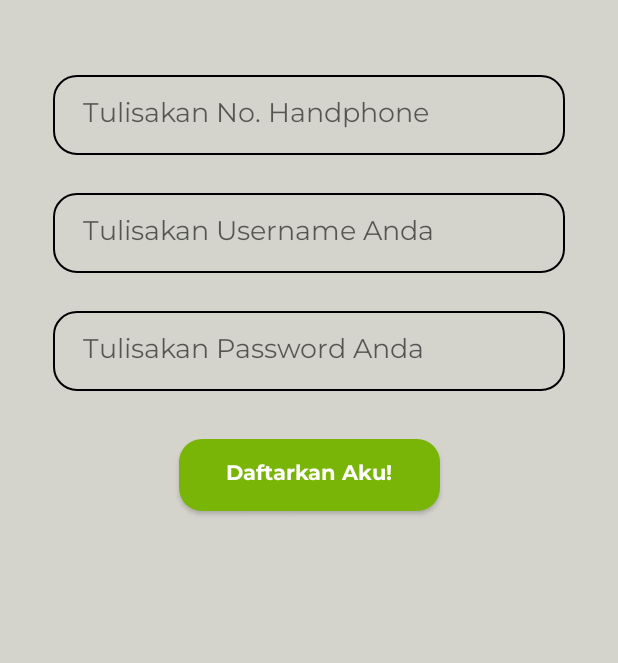
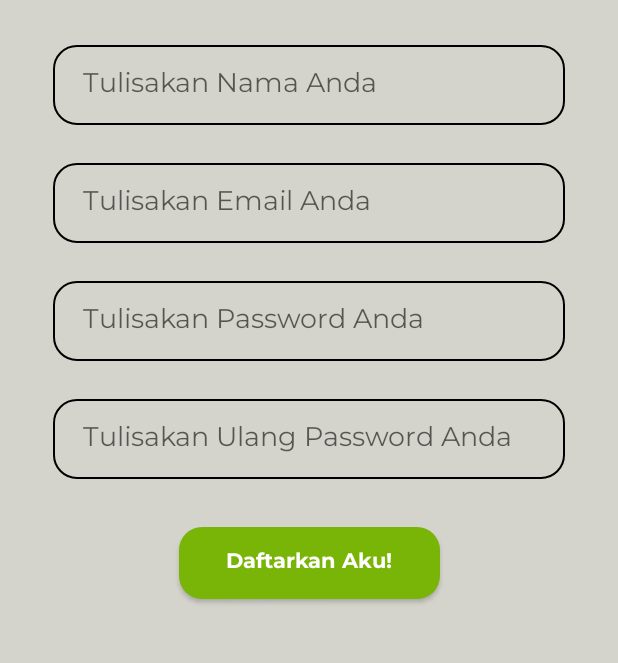
Before and after one commit to Nur-Ikhsan/BankSampah, an Android app: the SignUpActivity screen opened directly, with no data from a screen before it, on a phone screen of 412 x 824 dp, the part 443-1106 px from its top. Run offline under Robolectric (Android 15) with nearby library versions, the phone set to English and light mode, and no system bars.

Commit message:
SignUp With API

```diff
--- a/app/src/main/res/layout/activity_login.xml
+++ b/app/src/main/res/layout/activity_login.xml
@@ -19,7 +19,7 @@
         app:srcCompat="@mipmap/logo_2" />
 
     <EditText
-        android:id="@+id/usernameEdt"
+        android:id="@+id/emailEdt"
         android:layout_width="match_parent"
         android:layout_height="wrap_content"
         android:layout_marginStart="35dp"
@@ -27,7 +27,7 @@
         android:layout_marginEnd="35dp"
         android:background="@drawable/input"
         android:fontFamily="@font/montserrat"
-        android:hint="Tulisakan Username"
+        android:hint="Tulisakan Email"
         android:paddingHorizontal="20dp"
         android:paddingVertical="13dp"
         app:layout_constraintEnd_toEndOf="parent"
@@ -53,7 +53,7 @@
         app:layout_constraintEnd_toEndOf="parent"
         app:layout_constraintHorizontal_bias="0.0"
         app:layout_constraintStart_toStartOf="parent"
-        app:layout_constraintTop_toBottomOf="@+id/usernameEdt" />
+        app:layout_constraintTop_toBottomOf="@+id/emailEdt" />
 
     <androidx.appcompat.widget.AppCompatButton
         android:id="@+id/masukBtn"
--- a/app/src/main/res/layout/activity_sign_up.xml
+++ b/app/src/main/res/layout/activity_sign_up.xml
@@ -19,15 +19,15 @@
         app:srcCompat="@mipmap/logo_2" />
 
     <EditText
-        android:id="@+id/noHandphoneEdt"
+        android:id="@+id/nameEdt"
         android:layout_width="match_parent"
         android:layout_height="wrap_content"
         android:layout_marginStart="35dp"
-        android:layout_marginTop="50dp"
+        android:layout_marginTop="30dp"
         android:layout_marginEnd="35dp"
         android:background="@drawable/input"
         android:fontFamily="@font/montserrat"
-        android:hint="Tulisakan No. Handphone"
+        android:hint="Tulisakan Nama Anda"
         android:paddingHorizontal="20dp"
         android:paddingVertical="13dp"
         android:singleLine="true"
@@ -37,7 +37,7 @@
         app:layout_constraintTop_toBottomOf="@+id/imageView" />
 
     <EditText
-        android:id="@+id/namaEdt"
+        android:id="@+id/emailEdt"
         android:layout_width="match_parent"
         android:layout_height="wrap_content"
         android:layout_marginStart="35dp"
@@ -45,14 +45,15 @@
         android:layout_marginEnd="35dp"
         android:background="@drawable/input"
         android:fontFamily="@font/montserrat"
-        android:hint="Tulisakan Username Anda"
+        android:hint="Tulisakan Email Anda"
         android:paddingHorizontal="20dp"
         android:paddingVertical="13dp"
         android:singleLine="true"
+        android:inputType="textEmailAddress"
         app:layout_constraintEnd_toEndOf="parent"
         app:layout_constraintHorizontal_bias="0.0"
         app:layout_constraintStart_toStartOf="parent"
-        app:layout_constraintTop_toBottomOf="@+id/noHandphoneEdt" />
+        app:layout_constraintTop_toBottomOf="@+id/nameEdt" />
 
     <EditText
         android:id="@+id/passwordEdt"
@@ -67,10 +68,30 @@
         android:paddingHorizontal="20dp"
         android:paddingVertical="13dp"
         android:singleLine="true"
+        android:inputType="textPassword"
         app:layout_constraintEnd_toEndOf="parent"
         app:layout_constraintHorizontal_bias="0.0"
         app:layout_constraintStart_toStartOf="parent"
-        app:layout_constraintTop_toBottomOf="@+id/namaEdt" />
+        app:layout_constraintTop_toBottomOf="@+id/emailEdt" />
+
+    <EditText
+        android:id="@+id/rePasswordEdt"
+        android:layout_width="match_parent"
+        android:layout_height="wrap_content"
+        android:layout_marginStart="35dp"
+        android:layout_marginTop="25dp"
+        android:layout_marginEnd="35dp"
+        android:background="@drawable/input"
+        android:fontFamily="@font/montserrat"
+        android:hint="Tulisakan Ulang Password Anda"
+        android:paddingHorizontal="20dp"
+        android:paddingVertical="13dp"
+        android:inputType="textPassword"
+        android:singleLine="true"
+        app:layout_constraintEnd_toEndOf="parent"
+        app:layout_constraintHorizontal_bias="0.0"
+        app:layout_constraintStart_toStartOf="parent"
+        app:layout_constraintTop_toBottomOf="@+id/passwordEdt" />
 
     <androidx.appcompat.widget.AppCompatButton
         android:id="@+id/daftarkanBtn"
@@ -86,7 +107,7 @@
         android:textColor="@color/white"
         app:layout_constraintEnd_toEndOf="parent"
         app:layout_constraintStart_toStartOf="parent"
-        app:layout_constraintTop_toBottomOf="@+id/passwordEdt" />
+        app:layout_constraintTop_toBottomOf="@+id/rePasswordEdt" />
 
 
 </androidx.constraintlayout.widget.ConstraintLayout>
```
Also changed, not shown: app/src/main/java/tugas/pmobile/banksampah/LoginActivity.java (+21 -13 lines), app/src/main/java/tugas/pmobile/banksampah/Model/LoginRequest.java (added, +23 -0 lines), app/src/main/java/tugas/pmobile/banksampah/Model/SignUpRequest.java (renamed from app/src/main/java/tugas/pmobile/banksampah/Model/Login.java, +10 -2 lines), app/src/main/java/tugas/pmobile/banksampah/SignUpActivity.java (+58 -4 lines), app/src/main/java/tugas/pmobile/banksampah/retrofit/ApiEndpoint.java (+7 -3 lines).
